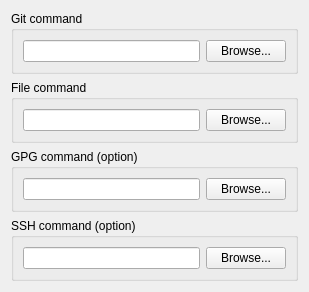
Old version of the form src/SettingProgramsForm.ui in the repository soramimi/Guitar.
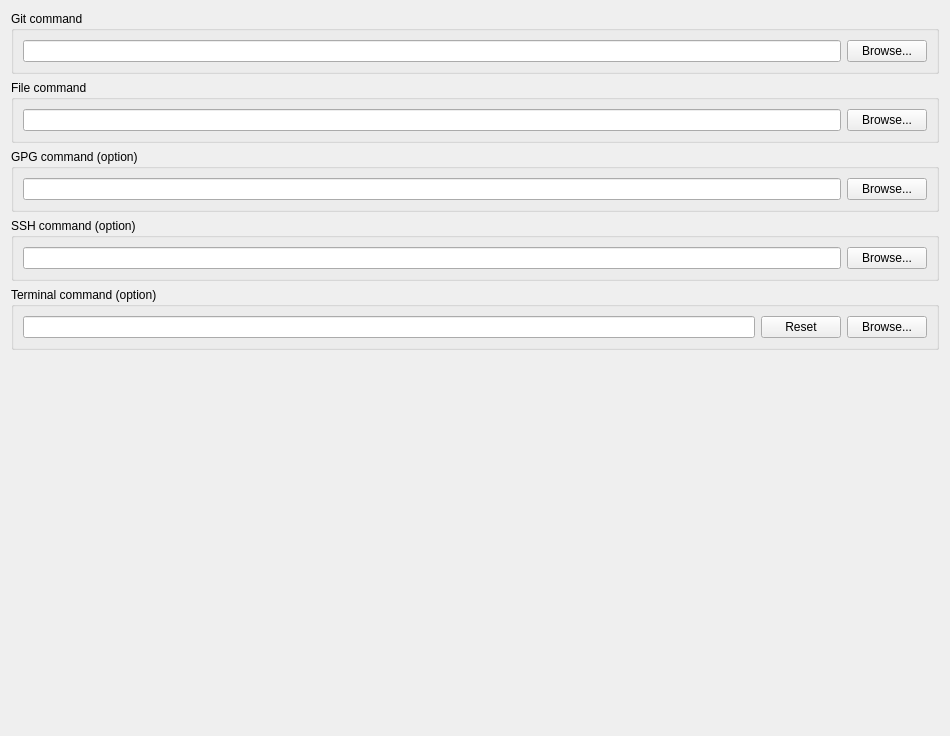
New version of the form.

```diff
--- a/src/SettingProgramsForm.ui
+++ b/src/SettingProgramsForm.ui
@@ -6,8 +6,8 @@
    <rect>
     <x>0</x>
     <y>0</y>
-    <width>309</width>
-    <height>260</height>
+    <width>950</width>
+    <height>736</height>
    </rect>
   </property>
   <property name="windowTitle">
@@ -90,6 +90,32 @@
      </layout>
     </widget>
    </item>
+   <item>
+    <widget class="QGroupBox" name="groupBox_terminal">
+     <property name="title">
+      <string>Terminal command (option)</string>
+     </property>
+     <layout class="QHBoxLayout" name="horizontalLayout_8">
+      <item>
+       <widget class="QLineEdit" name="lineEdit_terminal_command"/>
+      </item>
+      <item>
+       <widget class="QPushButton" name="pushButton_reset_term_command">
+        <property name="text">
+         <string>Reset</string>
+        </property>
+       </widget>
+      </item>
+      <item>
+       <widget class="QPushButton" name="pushButton_select_term_command">
+        <property name="text">
+         <string>Browse...</string>
+        </property>
+       </widget>
+      </item>
+     </layout>
+    </widget>
+   </item>
    <item>
     <spacer name="verticalSpacer">
      <property name="orientation">
```
